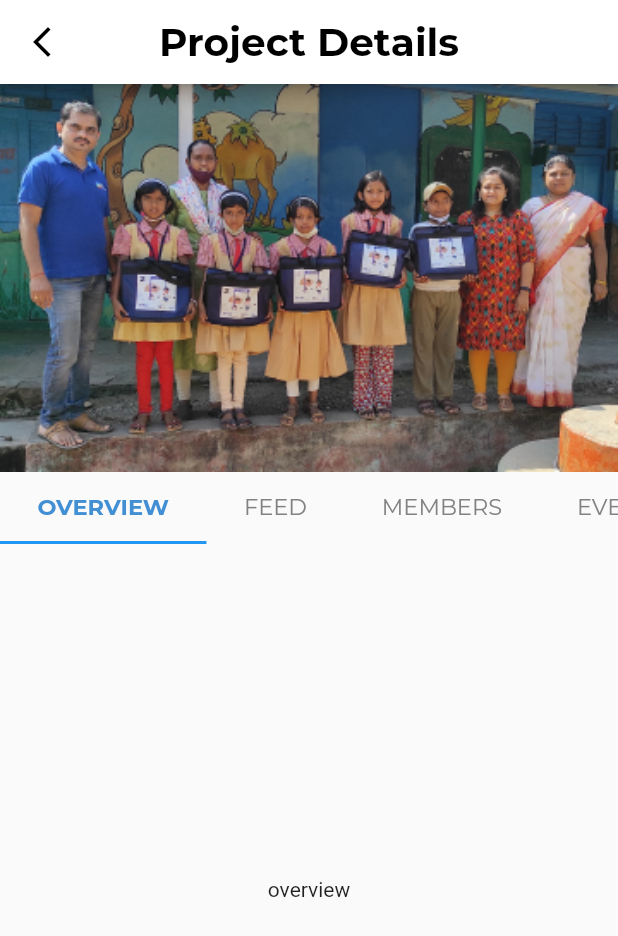
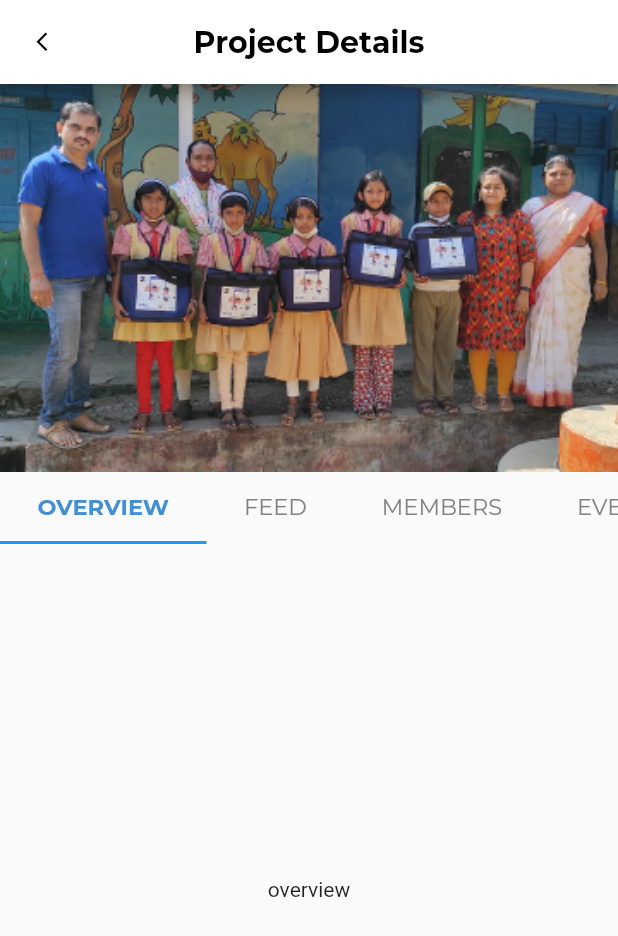
Before and after one commit to I-Zz/ahhf_app, a Flutter app: the ProjectsDetailScreen screen opened by its route, on a phone screen of 412 x 824 dp. Shown: the top 936 px of the screen. Run offline on Flutter 3.47's test engine with Material 2 defaults, Android fonts, the phone set to English and light mode, and no system bars; our stand-ins replace dots_indicator; project files that could hold a hidden picture were left out.

```diff
--- a/lib/screens/projects_detail_screen_overview.dart
+++ b/lib/screens/projects_detail_screen_overview.dart
@@ -33,13 +33,14 @@ class _ProjectsDetailScreenState extends State<ProjectsDetailScreen>
           icon: Icon(
             Icons.arrow_back_ios_new,
             color: Colors.black,
+            size: 15,
           ),
         ),
         centerTitle: true,
         title: Text(
           'Project Details',
           style: TextStyle(
-              fontSize: 26,
+              fontSize: 20,
               fontWeight: FontWeight.w600,
               fontFamily: 'Montserrat',
               color: Colors.black),
```
